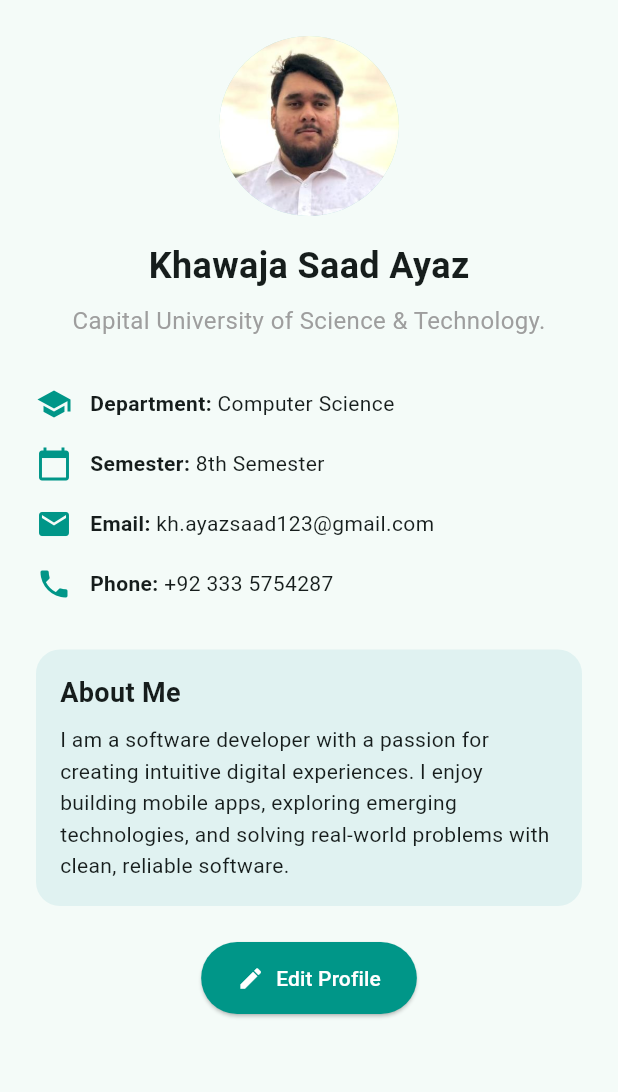
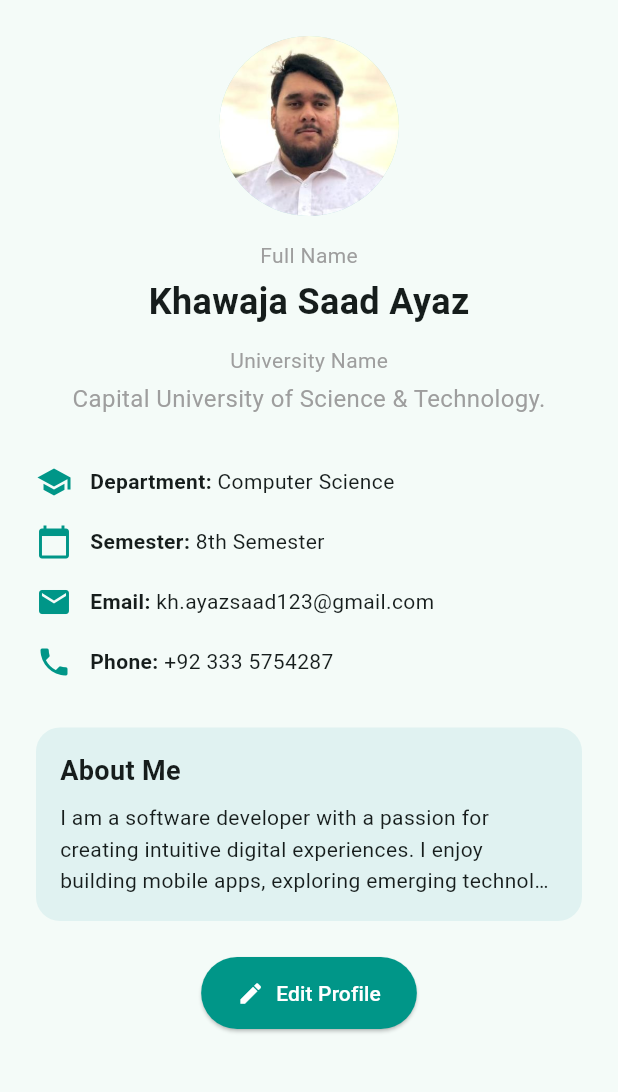
Before and after one commit to SaadAyazCS/Student-Profile, a Flutter app: the screen it shows after launch, on a phone screen of 412 x 824 dp, the part 84-1176 px from its top. Run offline on Flutter 3.47's test engine with Material 3 defaults, Android fonts, the phone set to English and light mode, and no system bars.

Commit message:
Refine student profile UI and asset integration

```diff
--- a/lib/main.dart
+++ b/lib/main.dart
@@ -47,10 +47,20 @@ class StudentProfileScreen extends StatelessWidget {
                 ),
                 const SizedBox(height: 16),
                 const Text(
+                  'Full Name',
+                  style: TextStyle(fontSize: 14, color: Colors.grey),
+                ),
+                const SizedBox(height: 4),
+                const Text(
                   'Khawaja Saad Ayaz',
                   style: TextStyle(fontSize: 24, fontWeight: FontWeight.bold),
                 ),
-                const SizedBox(height: 8),
+                const SizedBox(height: 12),
+                const Text(
+                  'University Name',
+                  style: TextStyle(fontSize: 14, color: Colors.grey),
+                ),
+                const SizedBox(height: 4),
                 const Text(
                   'Capital University of Science & Technology.',
                   style: TextStyle(fontSize: 16, color: Colors.grey),
@@ -79,6 +89,8 @@ class StudentProfileScreen extends StatelessWidget {
                       Text(
                         'I am a software developer with a passion for creating intuitive digital experiences. I enjoy building mobile apps, exploring emerging technologies, and solving real-world problems with clean, reliable software.',
                         style: TextStyle(fontSize: 14, height: 1.5),
+                        maxLines: 3,
+                        overflow: TextOverflow.ellipsis,
                       ),
                     ],
                   ),
```
